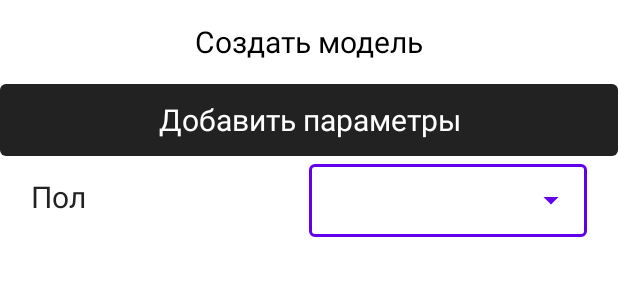
After one commit to fittingvroom/fittingvroom, an Android app: the layout fragment_model_parameters.xml on its own in the app's theme, with its tools: preview values and no code run, on a phone screen of 412 x 824 dp. The commit adds this screen. Shown: the top 300 px of the screen. Run offline under Robolectric (Android 15) with nearby library versions, the phone set to English and light mode, and no system bars.

Commit message:
параметры xml

```diff
--- /dev/null
+++ b/app/src/main/res/layout/fragment_model_parameters.xml
@@ -0,0 +1,90 @@
+<?xml version="1.0" encoding="utf-8"?>
+<androidx.constraintlayout.widget.ConstraintLayout xmlns:android="http://schemas.android.com/apk/res/android"
+    xmlns:app="http://schemas.android.com/apk/res-auto"
+    xmlns:tools="http://schemas.android.com/tools"
+    android:layout_width="match_parent"
+    android:layout_height="match_parent"
+    android:layout_marginBottom="?attr/actionBarSize"
+    tools:context="com.fittingvroom.ui.model.parameters.ModelParametersFragment">
+
+    <androidx.appcompat.widget.Toolbar
+        android:id="@+id/model_parameters_toolbar"
+        android:layout_width="match_parent"
+        android:layout_height="wrap_content"
+        android:background="@color/toolbar_background"
+        android:minHeight="?attr/actionBarSize"
+        app:layout_constraintEnd_toEndOf="parent"
+        app:layout_constraintStart_toStartOf="parent"
+        app:layout_constraintTop_toTopOf="parent">
+
+        <TextView
+            style="@style/ToolbarTheme"
+            android:layout_width="wrap_content"
+            android:layout_height="wrap_content"
+            android:text="@string/model_toolbar_title" />
+    </androidx.appcompat.widget.Toolbar>
+
+    <com.google.android.material.button.MaterialButton
+        android:id="@+id/model_parameters_disabled_button"
+        style="@style/BottomButtonTheme"
+        android:layout_width="match_parent"
+        android:layout_height="wrap_content"
+        android:drawableStart="@drawable/ic_toolbar_back_btn"
+        android:enabled="false"
+        android:text="@string/model_screen_bottom_btn_text"
+        app:layout_constraintEnd_toEndOf="parent"
+        app:layout_constraintStart_toStartOf="parent"
+        app:layout_constraintTop_toBottomOf="@+id/model_parameters_toolbar" />
+
+    <TextView
+        android:id="@+id/param1_title"
+        android:layout_width="wrap_content"
+        android:layout_height="wrap_content"
+        android:text="Пол"
+        android:textColor="#FF222222"
+        android:textSize="20sp"
+        app:layout_constraintBottom_toBottomOf="@+id/param1_layout"
+        app:layout_constraintStart_toStartOf="@+id/guideline5"
+        app:layout_constraintTop_toTopOf="@+id/param1_layout" />
+
+    <com.google.android.material.textfield.TextInputLayout
+        android:id="@+id/param1_layout"
+        style="@style/Widget.MaterialComponents.TextInputLayout.OutlinedBox.Dense.ExposedDropdownMenu"
+        android:layout_width="0dp"
+        android:layout_height="wrap_content"
+        app:layout_constraintEnd_toStartOf="@+id/guideline6"
+        app:layout_constraintStart_toEndOf="@+id/guideline7"
+        app:layout_constraintTop_toBottomOf="@+id/model_parameters_disabled_button"
+        tools:ignore="ExtraText">
+
+        <AutoCompleteTextView
+            android:id="@+id/gender_text_view"
+            android:layout_width="match_parent"
+            android:layout_height="wrap_content"
+            android:inputType="none"
+            />
+    </com.google.android.material.textfield.TextInputLayout>
+
+    <androidx.constraintlayout.widget.Guideline
+        android:id="@+id/guideline5"
+        android:layout_width="wrap_content"
+        android:layout_height="wrap_content"
+        android:orientation="vertical"
+        app:layout_constraintGuide_percent="0.05" />
+
+    <androidx.constraintlayout.widget.Guideline
+        android:id="@+id/guideline6"
+        android:layout_width="wrap_content"
+        android:layout_height="wrap_content"
+        android:orientation="vertical"
+        app:layout_constraintGuide_percent="0.95" />
+
+    <androidx.constraintlayout.widget.Guideline
+        android:id="@+id/guideline7"
+        android:layout_width="wrap_content"
+        android:layout_height="wrap_content"
+        android:orientation="vertical"
+        app:layout_constraintGuide_percent="0.5" />
+
+
+</androidx.constraintlayout.widget.ConstraintLayout>
```
Also changed, not shown: app/src/main/java/com/fittingvroom/ui/model/parameters/ModelParametersFragment.kt (+44 -1 lines), app/src/main/res/layout/gender_list_item.xml (added, +9 -0 lines), app/src/main/res/values/gender_list.xml (added, +7 -0 lines).
